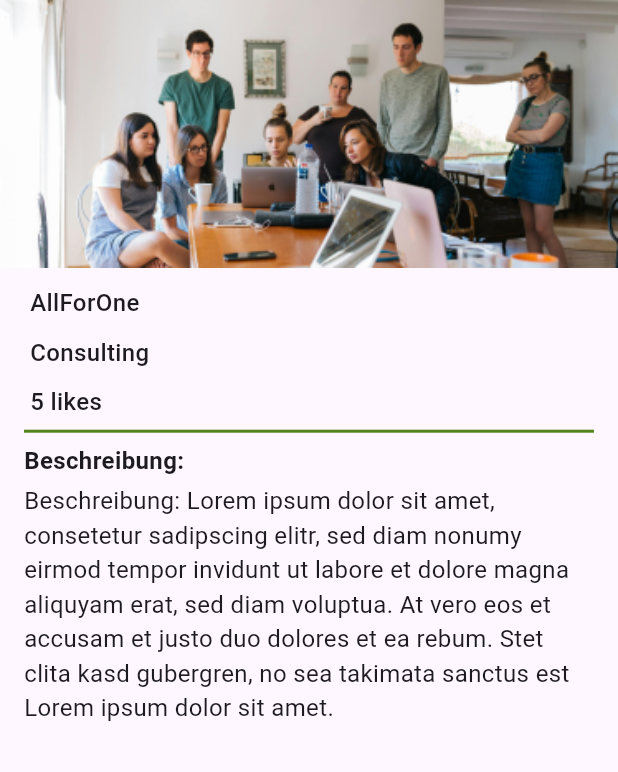
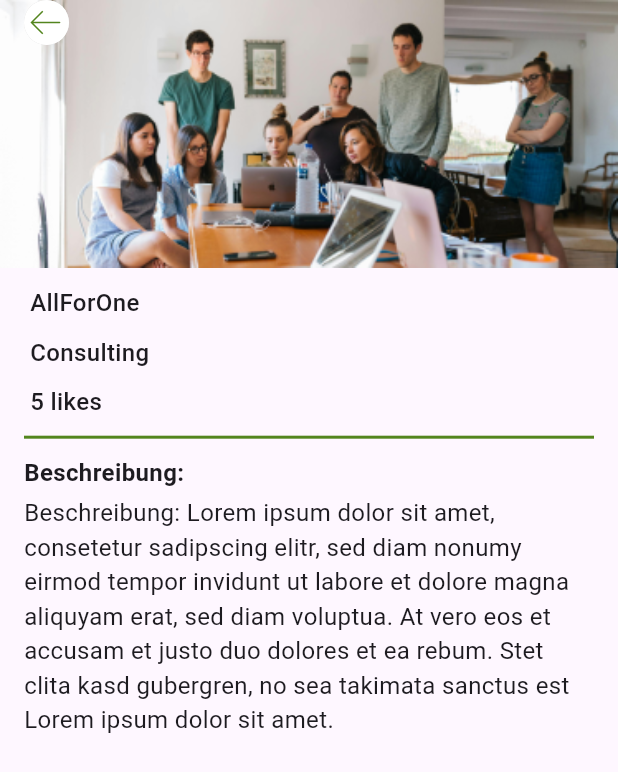
Before and after one commit to FH-JOANNEUM-MSD/dual-job-date-mobile, a Flutter app: the DetailsCompany screen opened directly with sample values from the repository, on a phone screen of 412 x 824 dp. Shown: the top 772 px of the screen. Run offline on Flutter 3.47's test engine with Material 3 defaults, Android fonts, the phone set to English and light mode, and no system bars; our stand-ins replace animated_splash_screen, flutter_svg, webview_flutter.

Commit message:
added customback button for details screen

```diff
--- a/lib/screens/details_company.dart
+++ b/lib/screens/details_company.dart
@@ -2,6 +2,7 @@ import 'package:dual_job_date_mobile/models/company.dart';
 import 'package:dual_job_date_mobile/static_helpers/appstyles.dart';
 import 'package:dual_job_date_mobile/static_helpers/colors.dart';
 import 'package:dual_job_date_mobile/static_helpers/values.dart';
+import 'package:dual_job_date_mobile/widgets/custom_back_button_circle.dart';
 import 'package:flutter/material.dart';
 
 class DetailsCompany extends StatelessWidget {
@@ -13,7 +14,9 @@ class DetailsCompany extends StatelessWidget {
   @override
   Widget build(BuildContext context) {
     return Scaffold(
-      body: SingleChildScrollView(
+      body: Stack(
+        children: [
+          SingleChildScrollView(
             child: Column(
               mainAxisAlignment: MainAxisAlignment.start,
               crossAxisAlignment: CrossAxisAlignment.center,
@@ -24,8 +27,6 @@ class DetailsCompany extends StatelessWidget {
                       'assets/images/companies/title_company.png',
                       fit: BoxFit.fitWidth,
                     )),
-            // todo: absolute button
-
                 Padding(
                   padding: const EdgeInsets.symmetric(
                       horizontal: Values.paddingHorizontalScreen,
@@ -42,7 +43,8 @@ class DetailsCompany extends StatelessWidget {
                           children: <Widget>[
                             Text(company.name, style: AppTextStyles.title),
                             SizedBox(height: gapText),
-                        Text('${company.field}', style: AppTextStyles.title),
+                            Text('${company.field}',
+                                style: AppTextStyles.title),
                             SizedBox(height: gapText),
                             Text('${company.likes} likes',
                                 style: AppTextStyles.title)
@@ -52,6 +54,7 @@ class DetailsCompany extends StatelessWidget {
                       const Divider(
                         color: StaticColors.primary,
                         thickness: 2,
+                        height: 24,
                       ),
                       Column(
                           mainAxisAlignment: MainAxisAlignment.start,
@@ -71,6 +74,9 @@ class DetailsCompany extends StatelessWidget {
               ],
             ),
           ),
+          const CustomBackButtonCircle(),
+        ],
+      ),
     );
   }
 }
--- a/lib/static_helpers/paths.dart
+++ b/lib/static_helpers/paths.dart
@@ -12,4 +12,5 @@ class Paths{
   static const String trash = "assets/images/svg/trash_light_icon.svg";
   static const String archive = "assets/images/svg/archive_icon.svg";
   static const String close = "assets/images/svg/close_icon.svg";
+  static const String arrowLeft = "assets/images/svg/arrow_left_light.svg";
 }
--- a/lib/static_helpers/strings.dart
+++ b/lib/static_helpers/strings.dart
@@ -29,6 +29,9 @@ class CompaniesScreenStrings {
   static const String likes = "likes";
 }
 
+class DetailsCompanyStrings {
+}
+
 class LikesAndMatchesStrings{
   static const titleLikes = "Deine Likes";
   static const titleMatches = "Deine Matches";
--- /dev/null
+++ b/lib/widgets/custom_back_button_circle.dart
@@ -0,0 +1,41 @@
+import 'package:flutter/material.dart';
+import 'package:flutter_svg/svg.dart';
+
+import '../static_helpers/colors.dart';
+import '../static_helpers/strings.dart';
+import '../static_helpers/values.dart';
+
+class CustomBackButtonCircle extends StatelessWidget {
+  const CustomBackButtonCircle({super.key});
+
+  @override
+  Widget build(BuildContext context) {
+    return Positioned(
+      top: MediaQuery.of(context).padding.top,
+      left: Values.paddingHorizontalScreen,
+      child: Container(
+        decoration: BoxDecoration(
+          color: StaticColors.white,
+          shape: BoxShape.circle,
+          boxShadow: [
+            BoxShadow(
+              color: Colors.grey.withOpacity(0.5),
+              spreadRadius: 0,
+              blurRadius: 0,
+              offset: const Offset(0, 0),
+            ),
+          ],
+        ),
+        child: InkWell(
+          borderRadius: BorderRadius.circular(20),
+          onTap: () => Navigator.of(context).pop(),
+          child: SvgPicture.asset(
+            "assets/images/svg/arrow_left_light.svg",
+            width: 30,
+            height: 30,
+          ),
+        ),
+      ),
+    );
+  }
+}
```
Also changed, not shown: assets/images/svg/arrow_left_light.svg (added). Lines whose indentation alone changed are shown as unchanged.
